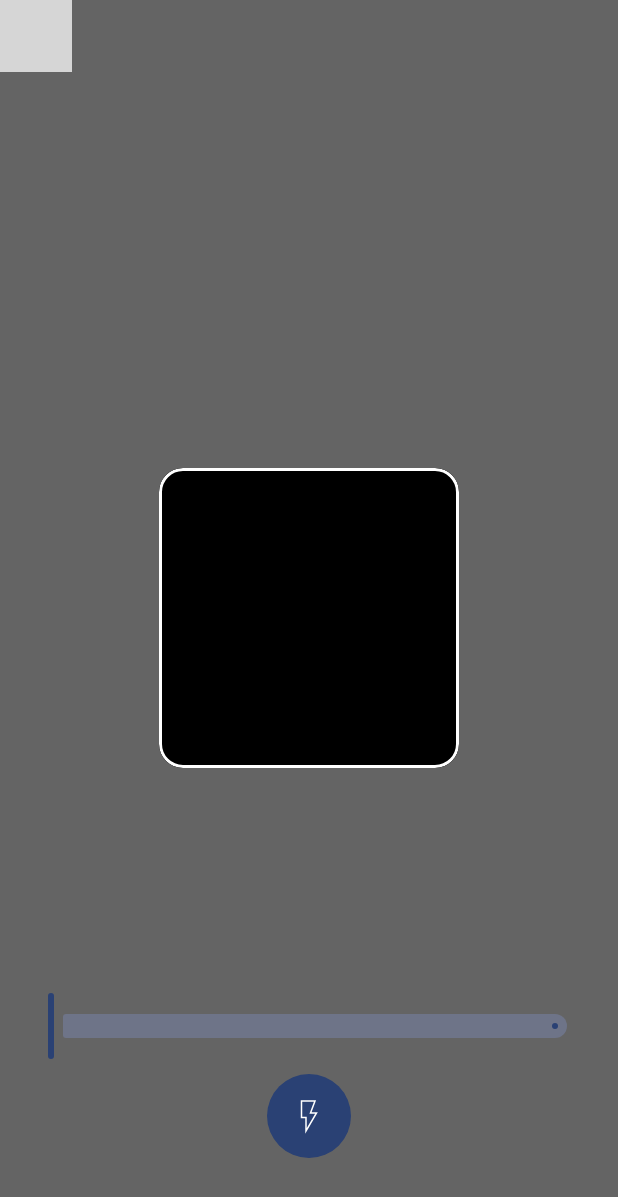
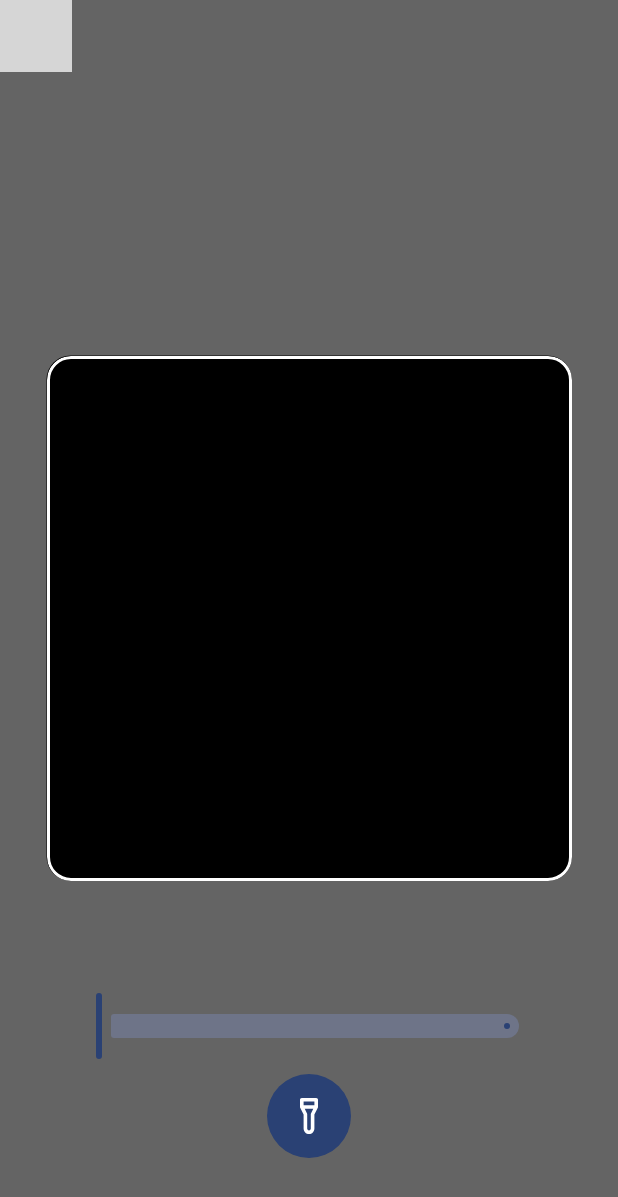
Before and after one commit to dontkeep/QRZenIO, an Android app built with Jetpack Compose: the screen it shows after launch (MainActivity), on a phone screen of 412 x 824 dp. Shown: the top 1197 px of the screen. Run offline under Robolectric (Android 15) with nearby library versions, the phone set to English and light mode, and no system bars; libraries missing offline, so code that uses them is left out: androidx.camera.core, androidx.camera.lifecycle, androidx.camera.view; 8 statements that could not run were skipped; grey boxes are pictures that could not be loaded.

Commit message:
Feature Renaming and fixed issue where ZenScannerScreen is unable to scan barcode. - New flash icons - Smaller Zoom Slider - Bigger scan area
ToDo:
Make a better ReadMe for all feature (bordered scanner & unbordered scanner)

```diff
--- a/QRZen/src/main/java/com/al/qrzen/core/CoreScanner.kt
+++ b/QRZen/src/main/java/com/al/qrzen/core/CoreScanner.kt
@@ -57,7 +57,7 @@ class CoreScanner(
     ): String {
         return image.use { proxy ->
             try {
-                val scanAreaSize = 200.dp.toPx(previewView.context).toInt()
+                val scanAreaSize = 350.dp.toPx(previewView.context).toInt()
                 val centerX = proxy.width / 2
                 val centerY = proxy.height / 2
                 val left = (centerX - scanAreaSize / 2).coerceAtLeast(0)
--- a/QRZen/src/main/java/com/al/qrzen/scanner/BorderScanner.kt
+++ b/QRZen/src/main/java/com/al/qrzen/scanner/BorderQRScanner.kt
@@ -37,13 +37,13 @@ import kotlinx.coroutines.flow.debounce
 
 @OptIn(FlowPreview::class)
 @Composable
-fun BorderScanner(
+fun BorderQRScanner(
     modifier: Modifier = Modifier,
     isScanningEnabled: Boolean,
     onQrCodeScanned: (String) -> Unit,
     isFlashEnabled: Boolean,
     isZoomEnabled: Boolean,
-    isAutoFocusEnabled: Boolean
+    isTapToFocusEnabled: Boolean
 ) {
     val lifecycleOwner = LocalLifecycleOwner.current
     val context = LocalContext.current
@@ -72,7 +72,7 @@ fun BorderScanner(
         AndroidView(
             factory = { ctx ->
                 previewView = PreviewView(ctx).apply {
-                    if (isAutoFocusEnabled) {
+                    if (isTapToFocusEnabled) {
                         setOnTouchListener { view, event ->
                             if (event.action == MotionEvent.ACTION_DOWN) {
                                 val point = meteringPointFactory.createPoint(event.x, event.y)
@@ -133,7 +133,7 @@ fun BorderScanner(
         Box(modifier = Modifier.fillMaxSize(), contentAlignment = Alignment.Center) {
             Canvas(modifier = Modifier.fillMaxSize()) {
                 drawRect(Color.Black.copy(alpha = 0.6f))
-                val scanSize = 200.dp.toPx()
+                val scanSize = 350.dp.toPx()
                 val centerX = size.width / 2 - scanSize / 2
                 val centerY = size.height / 2 - scanSize / 2
                 drawRoundRect(
@@ -147,7 +147,7 @@ fun BorderScanner(
 
             Box(
                 modifier = Modifier
-                    .size(200.dp)
+                    .size(350.dp)
                     .clip(RoundedCornerShape(16.dp))
                     .border(2.dp, Color.White, RoundedCornerShape(16.dp))
             )
@@ -176,7 +176,7 @@ fun BorderScanner(
                         onValueChange = { sliderValue = it },
                         valueRange = 1f..maxZoomRatio,
                         modifier = Modifier
-                            .padding(horizontal = 32.dp)
+                            .padding(horizontal = 64.dp)
                     )
                 }
 
@@ -194,7 +194,7 @@ fun BorderScanner(
                     ) {
                         Icon(
                             painter = painterResource(
-                                id = if (flashEnabled) R.drawable.ic_flash_filled else R.drawable.ic_flash_outline
+                                id = if (flashEnabled) R.drawable.torchiconon else R.drawable.torchicon
                             ),
                             contentDescription = "Flash Toggle",
                             tint = Color.White
--- /dev/null
+++ b/QRZen/src/main/res/drawable/torchicon.xml
@@ -0,0 +1,12 @@
+<?xml version="1.0" encoding="utf-8"?>
+<vector xmlns:android="http://schemas.android.com/apk/res/android"
+    android:width="12dp"
+    android:height="24dp"
+    android:viewportWidth="96"
+    android:viewportHeight="192">
+
+    <path
+        android:fillColor="#FF000000"
+        android:fillType="evenOdd"
+        android:pathData="M48 192C40.3584 192 33.0336 188.966 27.6384 183.562C22.2336 178.166 19.2 170.842 19.2 163.2V88.6655L1.01748 52.2913C0.34548 50.9569 0 49.488 0 48V9.6C0 4.3008 4.3008 0 9.6 0H86.4C91.6992 0 96 4.3008 96 9.6V48C96 49.488 95.6545 50.9569 94.9825 52.2913L76.8 88.6655V163.2C76.8 170.842 73.7664 178.166 68.3616 183.562C62.9664 188.966 55.6416 192 48 192ZM48 172.8C45.456 172.8 43.008 171.792 41.2128 169.987C39.408 168.192 38.4 165.744 38.4 163.2V86.4C38.4 84.912 38.0545 83.4431 37.3825 82.1087L25.1329 57.6H70.8671L58.6175 82.1087C57.9455 83.4431 57.6 84.912 57.6 86.4C57.6 86.4 57.6 135.187 57.6 163.2C57.6 165.744 56.592 168.192 54.7872 169.987C52.992 171.792 50.544 172.8 48 172.8ZM76.8 38.4H19.2V19.2H76.8V38.4Z" />
+</vector>
--- /dev/null
+++ b/QRZen/src/main/res/drawable/torchiconon.xml
@@ -0,0 +1,30 @@
+<?xml version="1.0" encoding="utf-8"?>
+<vector xmlns:android="http://schemas.android.com/apk/res/android"
+    android:width="17dp"
+    android:height="34dp"
+    android:viewportWidth="135"
+    android:viewportHeight="297">
+
+    <path
+        android:fillColor="#FF000000"
+        android:fillType="evenOdd"
+        android:pathData="M68 297C60.3584 297 53.0336 293.966 47.6384 288.562C42.2336 283.166 39.2 275.842 39.2 268.2V193.666L21.0175 157.291C20.3455 155.957 20 154.488 20 153V114.6C20 109.301 24.3008 105 29.6 105H106.4C111.699 105 116 109.301 116 114.6V153C116 154.488 115.655 155.957 114.983 157.291L96.8 193.666V268.2C96.8 275.842 93.7664 283.166 88.3616 288.562C82.9664 293.966 75.6416 297 68 297ZM68 277.8C65.456 277.8 63.008 276.792 61.2128 274.987C59.408 273.192 58.4 270.744 58.4 268.2V191.4C58.4 189.912 58.0545 188.443 57.3825 187.109L45.1329 162.6H90.8671L78.6175 187.109C77.9455 188.443 77.6 189.912 77.6 191.4C77.6 191.4 77.6 240.187 77.6 268.2C77.6 270.744 76.592 273.192 74.7872 274.987C72.992 276.792 70.544 277.8 68 277.8ZM96.8 143.4H39.2V124.2H96.8V143.4Z" />
+    <path
+        android:fillColor="#FF000000"
+        android:strokeColor="#FF000000"
+        android:strokeWidth="20"
+        android:strokeLineCap="round"
+        android:pathData="M10.8362 25.1921L28.811 74.5774" />
+    <path
+        android:fillColor="#FF000000"
+        android:strokeColor="#FF000000"
+        android:strokeWidth="20"
+        android:strokeLineCap="round"
+        android:pathData="M107 74.3853L124.975 25" />
+    <path
+        android:fillColor="#FF000000"
+        android:strokeColor="#FF000000"
+        android:strokeWidth="20"
+        android:strokeLineCap="round"
+        android:pathData="M68 62.5547V9.99995" />
+</vector>
--- a/app/src/main/java/com/al/composeqrcodesampleapp/MainActivity.kt
+++ b/app/src/main/java/com/al/composeqrcodesampleapp/MainActivity.kt
@@ -14,7 +14,7 @@ import androidx.compose.ui.Modifier
 import com.al.composeqrcodesampleapp.ui.theme.ComposeQRCodeSampleAppTheme
 import android.util.Log
 import androidx.compose.material3.Text
-import com.al.qrzen.scanner.BorderScanner
+import com.al.qrzen.scanner.BorderQRScanner
 import com.al.qrzen.permissionhandler.CameraPermissionHandler
 import com.al.qrzen.permissionhandler.PermissionDeniedMessage
 import com.al.qrzen.scanner.ZenScannerScreen
@@ -47,14 +47,14 @@ fun MainScreen() {
     when (hasCameraPermission) {
         true -> {
             if (isScanningEnabled) {
-                BorderScanner(
+                BorderQRScanner(
                     modifier = Modifier.fillMaxSize(),
                     isScanningEnabled = isScanningEnabled,
                     isFlashEnabled = true,
                     isZoomEnabled = true,
-                    isAutoFocusEnabled = true,
+                    isTapToFocusEnabled = true,
                     onQrCodeScanned = { result ->
-                        if (isProcessing) return@BorderScanner
+                        if (isProcessing) return@BorderQRScanner
                         isProcessing = true
                         Log.d("QR Code", "Scanned result: $result")
                         scannedResult = result
```
Also changed, not shown: QRZen/src/main/java/com/al/qrzen/scanner/ZenScanner.kt (+62 -69 lines).
